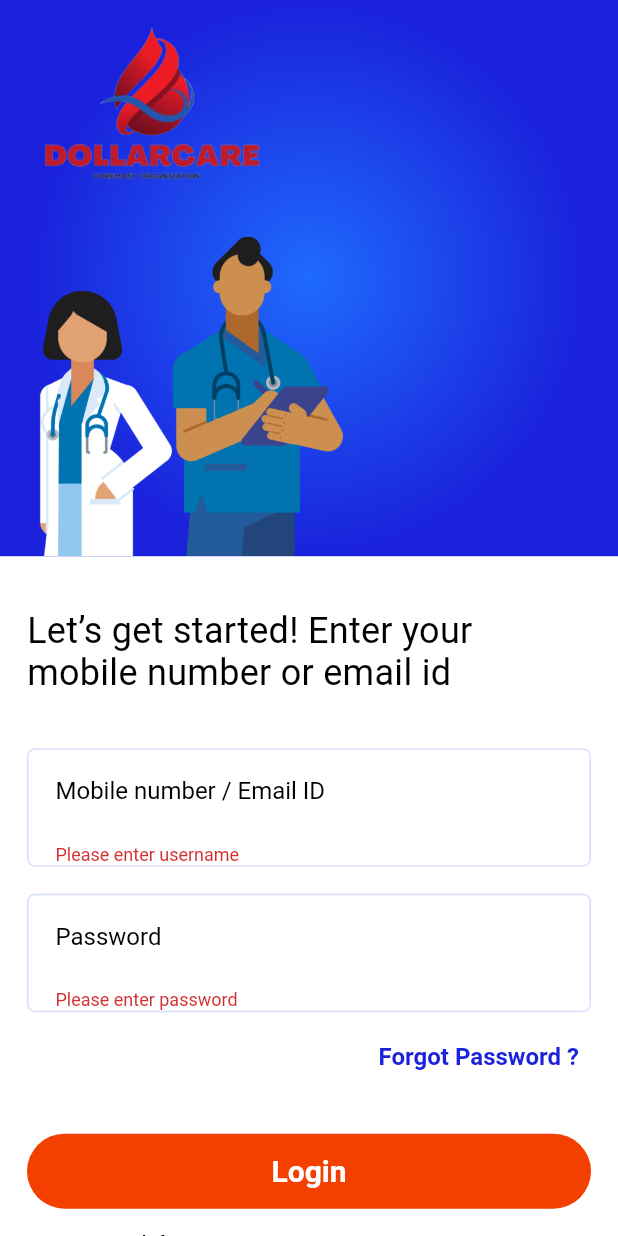
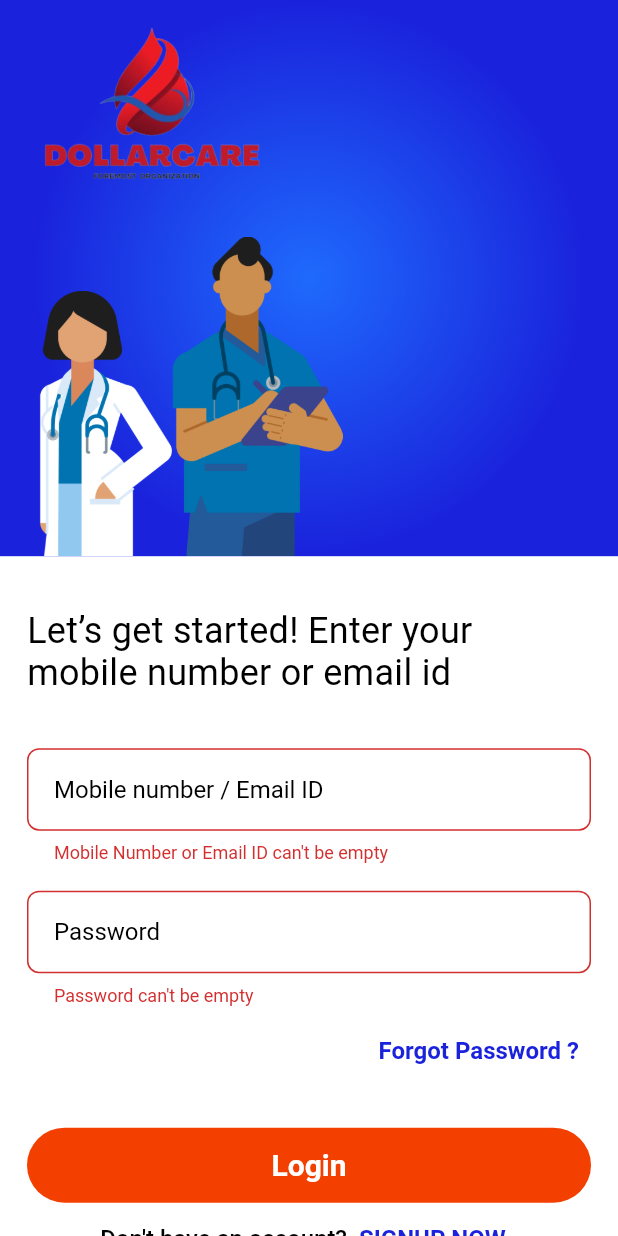
Before and after one commit to bijumondal18/dollar_care, a Flutter app: the screen it shows after launch, after a tap on "Login", on a phone screen of 412 x 824 dp. Run offline on Flutter 3.47's test engine with Material 2 defaults, Android fonts, the light colour scheme and no system bars; our stand-ins replace eva_icons_flutter.

Commit message:
login screen implementation

```diff
--- a/lib/Features/Login/Presentation/login_screen.dart
+++ b/lib/Features/Login/Presentation/login_screen.dart
@@ -88,10 +88,9 @@ class _LoginScreenState extends State<LoginScreen> {
                     height: AppSizes.kDefaultPadding * 2,
                   ),
                   CustomTextField(
-                    isBorder: false,
                     validator: (String? value) {
                       if (value!.isEmpty) {
-                        return 'Please enter username';
+                        return 'Mobile Number or Email ID can\'t be empty';
                       }
                       return null;
                     },
@@ -102,10 +101,9 @@ class _LoginScreenState extends State<LoginScreen> {
                     height: AppSizes.kDefaultPadding,
                   ),
                   CustomTextField(
-                    isBorder: false,
                     validator: (String? value) {
                       if (value!.isEmpty) {
-                        return 'Please enter password';
+                        return 'Password can\'t be empty';
                       }
                       return null;
                     },
--- a/lib/Widgets/custom_text_field.dart
+++ b/lib/Widgets/custom_text_field.dart
@@ -58,15 +58,7 @@ class CustomTextField extends StatelessWidget {
                 style: Theme.of(context).textTheme.bodyMedium,
               )
             : const SizedBox(),
-        Container(
-          margin: labelText != ''
-              ? const EdgeInsets.only(top: AppSizes.kDefaultPadding / 2)
-              : EdgeInsets.zero,
-          decoration: BoxDecoration(
-              borderRadius:
-                  BorderRadius.circular(AppSizes.cardCornerRadius / 1.5),
-              border: Border.all(color: AppColors.bg)),
-          child: TextFormField(
+        TextFormField(
           autovalidateMode: AutovalidateMode.onUserInteraction,
           readOnly: readOnly ?? false,
           validator: validator,
@@ -90,12 +82,11 @@ class CustomTextField extends StatelessWidget {
                   counterText: '',
                   contentPadding:
                       const EdgeInsets.all(AppSizes.kDefaultPadding),
-                    enabledBorder: const UnderlineInputBorder(
-                      borderSide: BorderSide(color: AppColors.lightGrey),
-                    ),
-                    focusedBorder: const UnderlineInputBorder(
-                      borderSide: BorderSide(color: AppColors.lightGrey),
-                    ),
+                  border: OutlineInputBorder(
+                      borderSide: const BorderSide(
+                          color: AppColors.lightGrey,),
+                      borderRadius:
+                          BorderRadius.circular(AppSizes.cardCornerRadius)),
                   hintText: hintText!,
                   hintStyle: Theme.of(context)
                       .textTheme
@@ -118,7 +109,6 @@ class CustomTextField extends StatelessWidget {
                   labelStyle: Theme.of(context).textTheme.bodyLarge,
                   errorText: controller.text == "" ? errorText : null),
         ),
-        ),
       ],
     );
   }
```
Lines whose indentation alone changed are shown as unchanged.
